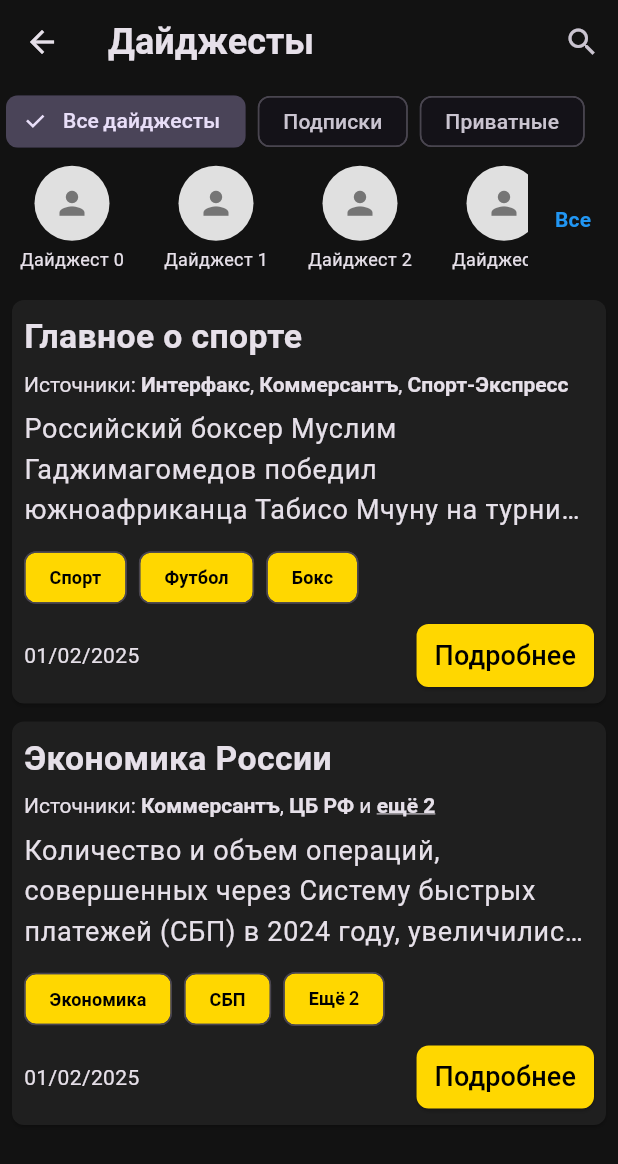
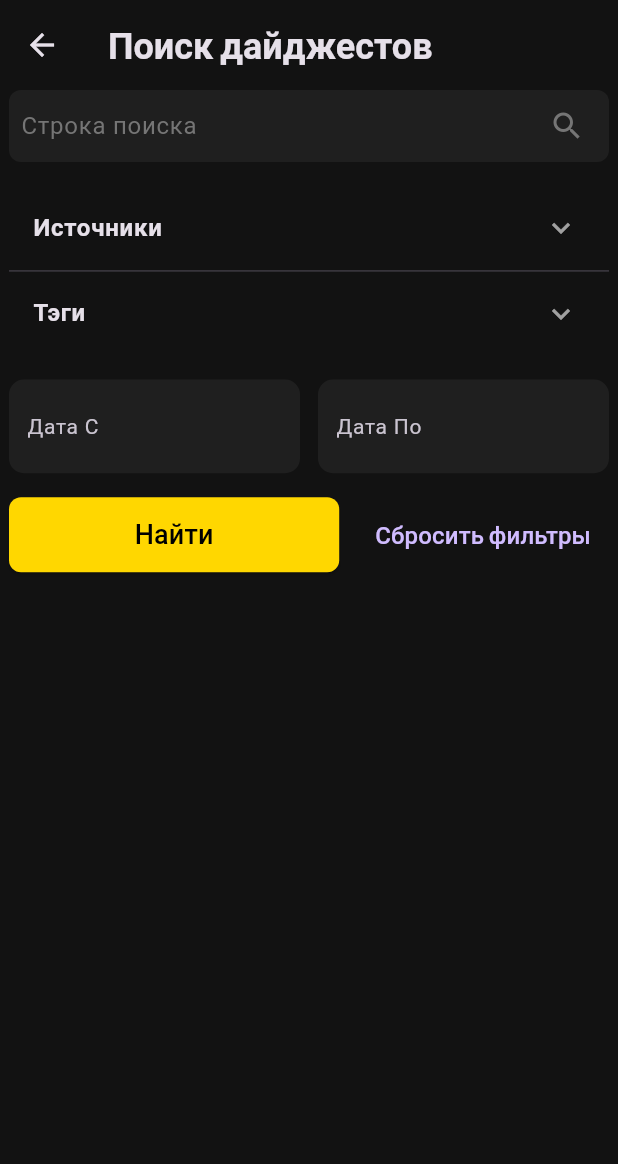
Before and after one commit to KcasTischaWattt/crosswords-mobile-app, a Flutter app: the DigestsPage screen opened directly, after a tap on the "search" icon, on a phone screen of 412 x 824 dp. Shown: the top 1164 px of the screen. Run offline on Flutter 3.47's test engine with Material 3 defaults, Android fonts, the phone set to English and light mode, and no system bars; our stand-ins replace google_fonts, velocity_x.

Commit message:
Add DigestSearchPage

```diff
--- a/lib/providers/digest_provider.dart
+++ b/lib/providers/digest_provider.dart
@@ -1,17 +1,46 @@
 import 'package:flutter/material.dart';
 import '../data/models/digest.dart';
 import '../data/fake/fake_digests.dart';
+import 'abstract/filter_provider.dart';
 
-class DigestProvider extends ChangeNotifier {
+class DigestProvider extends ChangeNotifier implements FilterProvider {
   List<Digest> _digests = [];
+  List<String> _sources = ['Источник 1', 'Источник 2', 'Источник 3', 'Источник 4', 'Источник 5', 'Источник 6'];
+  List<String> _tags = ['Тэг 1', 'Тэг 2', 'Тэг 3', 'Тэг 4', 'Тэг 5', 'Тэг 6'];
+
   bool _isLoading = false;
   String _selectedCategory = 'Все дайджесты';
 
+  // Поля поиска
+  String _searchQuery = '';
+  String _dateFrom = '';
+  String _dateTo = '';
+  List<String> _selectedSources = [];
+  List<String> _selectedTags = [];
+
   List<Digest> get digests => _digests;
+  @override
+  List<String> get sources => _sources;
+  @override
+  List<String> get tags => _tags;
+  bool get isLoading => _isLoading;
+  String get selectedCategory => _selectedCategory;
+  String get searchQuery => _searchQuery;
+  String get dateFrom => _dateFrom;
+  String get dateTo => _dateTo;
+  @override
+  List<String> get selectedSources => _selectedSources;
+  @override
+  List<String> get selectedTags => _selectedTags;
 
-  bool get isLoading => _isLoading;
-
-  String get selectedCategory => _selectedCategory;
+  void resetFilters() {
+    _searchQuery = '';
+    _dateFrom = '';
+    _dateTo = '';
+    _selectedSources.clear();
+    _selectedSources.clear();
+    notifyListeners();
+  }
 
   void setCategory(String category) {
     _selectedCategory = category;
@@ -29,4 +58,24 @@ class DigestProvider extends ChangeNotifier {
     _isLoading = false;
     notifyListeners();
   }
+
+  @override
+  void toggleSource(String source) {
+    if (_selectedSources.contains(source)) {
+      _selectedSources.remove(source);
+    } else {
+      _selectedSources.add(source);
+    }
+    notifyListeners();
+  }
+
+  @override
+  void toggleTag(String tag) {
+    if (_selectedTags.contains(tag)) {
+      _selectedTags.remove(tag);
+    } else {
+      _selectedTags.add(tag);
+    }
+    notifyListeners();
+  }
 }
--- /dev/null
+++ b/lib/screens/digest_search_page.dart
@@ -0,0 +1,213 @@
+import 'package:flutter/material.dart';
+import 'package:provider/provider.dart';
+import '../providers/digest_provider.dart';
+import 'widgets/filter_expansion_panels.dart';
+
+class DigestSearchPage extends StatefulWidget {
+  const DigestSearchPage({super.key});
+
+  @override
+  _DigestSearchPageState createState() => _DigestSearchPageState();
+}
+
+class _DigestSearchPageState extends State<DigestSearchPage> {
+  late TextEditingController _searchController;
+  late TextEditingController _dateFromController;
+  late TextEditingController _dateToController;
+
+  @override
+  void initState() {
+    super.initState();
+
+    final provider = Provider.of<DigestProvider>(context, listen: false);
+    _searchController = TextEditingController(text: provider.searchQuery);
+    _dateFromController = TextEditingController(text: provider.dateFrom);
+    _dateToController = TextEditingController(text: provider.dateTo);
+  }
+
+  @override
+  void dispose() {
+    _searchController.dispose();
+    _dateFromController.dispose();
+    _dateToController.dispose();
+    super.dispose();
+  }
+
+  void _resetFilters() {
+    Provider.of<DigestProvider>(context, listen: false).resetFilters();
+  }
+
+  Future<void> _selectDate(
+      BuildContext context, TextEditingController controller) async {
+    final DateTime? picked = await showDatePicker(
+      context: context,
+      initialDate: DateTime.now(),
+      firstDate: DateTime(2000),
+      lastDate: DateTime(2101),
+    );
+    if (picked != null) {
+      controller.text = picked.toIso8601String().split('T').first;
+    }
+  }
+
+  void _performSearch() {
+    // final provider = Provider.of<ArticleProvider>(context, listen: false);
+    // provider.updateSearchQuery(_searchController.text);
+    // provider.updateDateRange(_dateFromController.text, _dateToController.text);
+    Navigator.pop(context);
+  }
+
+  @override
+  Widget build(BuildContext context) {
+    final provider = Provider.of<DigestProvider>(context);
+    return Scaffold(
+      appBar: AppBar(
+        toolbarHeight: 60,
+        backgroundColor: Theme.of(context).scaffoldBackgroundColor,
+        surfaceTintColor: Colors.transparent,
+        elevation: 0,
+        shadowColor: Colors.transparent,
+        title: const Text(
+          'Поиск дайджестов',
+          style: TextStyle(fontSize: 24, fontWeight: FontWeight.bold),
+        ),
+      ),
+      body: Padding(
+        padding: const EdgeInsets.symmetric(horizontal: 6),
+        child: Column(
+          crossAxisAlignment: CrossAxisAlignment.start,
+          children: [
+            // Строка поиска
+            Container(
+              decoration: BoxDecoration(
+                color:
+                    Theme.of(context).bottomNavigationBarTheme.backgroundColor,
+                borderRadius: BorderRadius.circular(8),
+              ),
+              child: Row(
+                children: [
+                  // Поле ввода
+                  Expanded(
+                    child: TextField(
+                      controller: _searchController,
+                      style: const TextStyle(fontSize: 16),
+                      decoration: InputDecoration(
+                        hintText: 'Строка поиска',
+                        hintStyle:
+                            TextStyle(color: Colors.grey[600], fontSize: 16),
+                        border: InputBorder.none,
+                        contentPadding: const EdgeInsets.symmetric(
+                            horizontal: 8, vertical: 8),
+                      ),
+                    ),
+                  ),
+                  Padding(
+                    padding: const EdgeInsets.only(right: 16),
+                    child: Icon(
+                      Icons.search,
+                      color: Colors.grey[600],
+                      size: 24,
+                    ),
+                  ),
+                ],
+              ),
+            ),
+
+            const SizedBox(height: 16),
+            // Тэги и источники
+            Consumer<DigestProvider>(
+              builder: (context, provider, child) {
+                return FilterExpansionPanels(provider: provider);
+              },
+            ),
+
+            const SizedBox(height: 16),
+
+            // Поля выбора даты
+            Row(
+              children: [
+                Expanded(
+                  child: Container(
+                    decoration: BoxDecoration(
+                      color: Theme.of(context)
+                          .bottomNavigationBarTheme
+                          .backgroundColor,
+                      borderRadius: BorderRadius.circular(10),
+                    ),
+                    child: TextField(
+                      controller: _dateFromController,
+                      readOnly: true,
+                      style: const TextStyle(fontSize: 16),
+                      onTap: () => _selectDate(context, _dateFromController),
+                      decoration: const InputDecoration(
+                        labelText: 'Дата С',
+                        labelStyle: TextStyle(fontSize: 14),
+                        border: InputBorder.none,
+                        contentPadding:
+                            EdgeInsets.symmetric(horizontal: 12, vertical: 12),
+                      ),
+                    ),
+                  ),
+                ),
+                const SizedBox(width: 12),
+                Expanded(
+                  child: Container(
+                    decoration: BoxDecoration(
+                      color: Theme.of(context)
+                          .bottomNavigationBarTheme
+                          .backgroundColor,
+                      borderRadius: BorderRadius.circular(10),
+                    ),
+                    child: TextField(
+                      controller: _dateToController,
+                      readOnly: true,
+                      style: const TextStyle(fontSize: 16),
+                      onTap: () => _selectDate(context, _dateToController),
+                      decoration: const InputDecoration(
+                        labelText: 'Дата По',
+                        labelStyle: TextStyle(fontSize: 14),
+                        border: InputBorder.none,
+                        contentPadding:
+                            EdgeInsets.symmetric(horizontal: 12, vertical: 12),
+                      ),
+                    ),
+                  ),
+                ),
+              ],
+            ),
+
+            const SizedBox(height: 16),
+
+            // Кнопки "Найти" и "Сбросить фильтры"
+            Row(
+              children: [
+                Expanded(
+                  child: ElevatedButton(
+                    style: ElevatedButton.styleFrom(
+                      backgroundColor: Theme.of(context).primaryColor,
+                      shape: RoundedRectangleBorder(
+                        borderRadius: BorderRadius.circular(8),
+                      ),
+                      padding: const EdgeInsets.symmetric(vertical: 12),
+                    ),
+                    onPressed: () {
+                      _performSearch();
+                    },
+                    child: const Text('Найти',
+                        style: TextStyle(fontSize: 18, color: Colors.black)),
+                  ),
+                ),
+                const SizedBox(width: 12),
+                TextButton(
+                  onPressed: _resetFilters,
+                  child: const Text('Сбросить фильтры',
+                      style: TextStyle(fontSize: 16)),
+                ),
+              ],
+            ),
+          ],
+        ),
+      ),
+    );
+  }
+}
--- a/lib/screens/digests_page.dart
+++ b/lib/screens/digests_page.dart
@@ -5,6 +5,7 @@ import '../providers/digest_provider.dart';
 import '../data/models/digest.dart';
 import 'all_digest_topics_page.dart';
 import 'package:flutter/gestures.dart';
+import 'digest_search_page.dart';
 
 class DigestsPage extends StatefulWidget {
   const DigestsPage({super.key});
@@ -376,7 +377,12 @@ class _DigestsPageState extends State<DigestsPage> {
         actions: [
           IconButton(
             icon: const Icon(Icons.search),
-            onPressed: () {},
+            onPressed: () async {
+              await Navigator.push(
+                context,
+                MaterialPageRoute(builder: (context) => const DigestSearchPage()),
+              );
+            },
           ),
         ],
         backgroundColor: Theme.of(context).scaffoldBackgroundColor,
```
